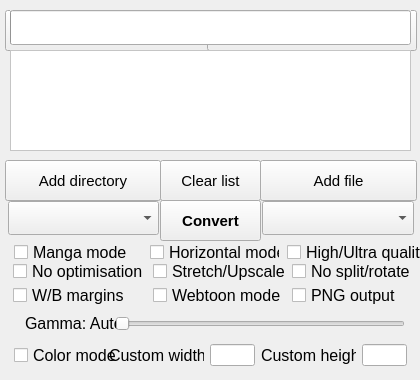
ciromattia/kcc, file KCC-OSX.ui: the form before one commit.
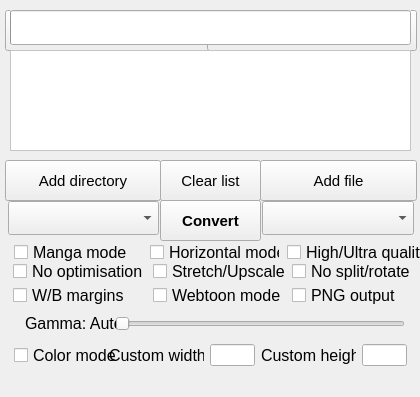
The form after the commit. Icons and pictures are not drawn.

Commit message: Added status bar with links

```diff
--- a/KCC-OSX.ui
+++ b/KCC-OSX.ui
@@ -7,19 +7,19 @@
     <x>0</x>
     <y>0</y>
     <width>420</width>
-    <height>380</height>
+    <height>397</height>
    </rect>
   </property>
   <property name="minimumSize">
    <size>
     <width>420</width>
-    <height>380</height>
+    <height>397</height>
    </size>
   </property>
   <property name="maximumSize">
    <size>
     <width>420</width>
-    <height>380</height>
+    <height>397</height>
    </size>
   </property>
   <property name="font">
@@ -794,6 +794,17 @@
    <zorder>OptionsAdvancedGamma</zorder>
    <zorder>OptionsExpert</zorder>
   </widget>
+  <widget class="QStatusBar" name="statusBar">
+   <property name="font">
+    <font>
+     <family>Aharoni</family>
+     <pointsize>8</pointsize>
+    </font>
+   </property>
+   <property name="sizeGripEnabled">
+    <bool>false</bool>
+   </property>
+  </widget>
   <action name="ActionBasic">
    <property name="checkable">
     <bool>true</bool>
```
The commit also changes 6 other files.
